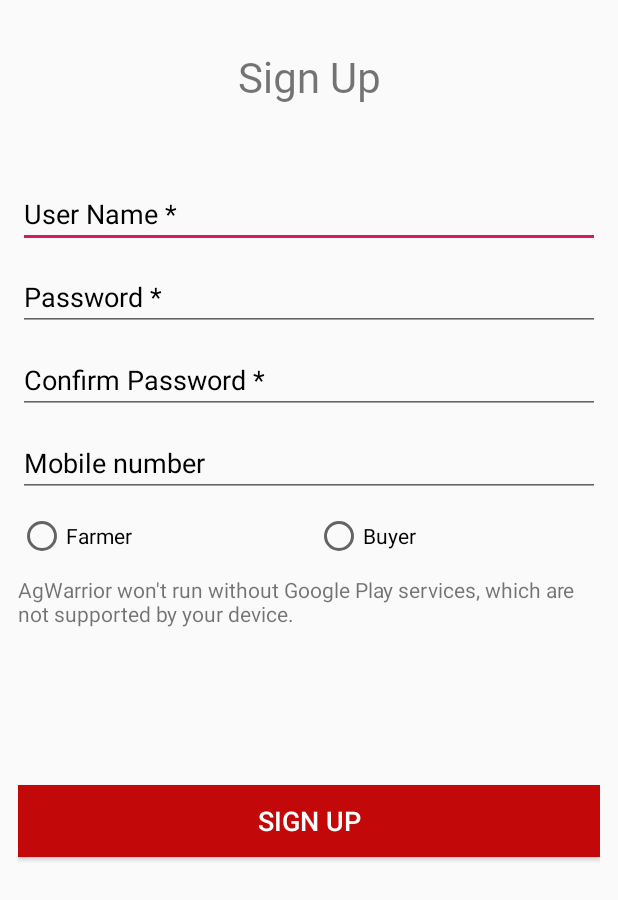
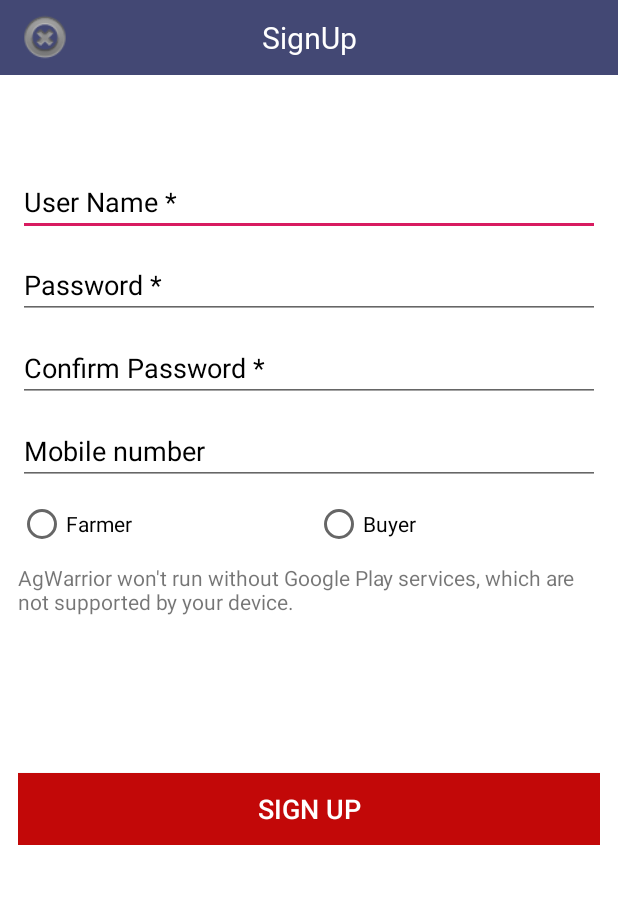
Before and after one commit to shyam1234/AgWarriors, an Android app: the SignupActivity screen opened directly, with no data from a screen before it, on a phone screen of 412 x 824 dp. Shown: the top 900 px of the screen. Run offline under Robolectric (Android 15) with nearby library versions, the phone set to English and light mode, and no system bars.

Commit message:
Added new header

```diff
--- a/app/src/main/java/com/aiml/agwarriors/application/MyApplication.java
+++ b/app/src/main/java/com/aiml/agwarriors/application/MyApplication.java
@@ -6,7 +6,7 @@ public class MyApplication extends Application {
 
     private static MyApplication instance;
 
-    private MyApplication() {
+    public MyApplication() {
     }
 
     public static MyApplication getInstance() {
--- a/app/src/main/java/com/aiml/agwarriors/view/BaseActivity.java
+++ b/app/src/main/java/com/aiml/agwarriors/view/BaseActivity.java
@@ -2,10 +2,13 @@ package com.aiml.agwarriors.view;
 
 import android.content.Context;
 import android.content.Intent;
+import android.view.View;
+
+import com.aiml.agwarriors.R;
 
 import androidx.appcompat.app.AppCompatActivity;
 
-public class BaseActivity extends AppCompatActivity {
+public class BaseActivity extends AppCompatActivity implements View.OnClickListener {
     public void navigateTo(Context pContext, Class pClass) {
         startActivity(new Intent(pContext, pClass));
     }
@@ -22,4 +25,13 @@ public class BaseActivity extends AppCompatActivity {
     public void onBackPressed() {
         super.onBackPressed();
     }
+
+    @Override
+    public void onClick(View view) {
+        switch (view.getId()) {
+            case R.id.imageview_back:
+                onBackPressed();
+                break;
+        }
+    }
 }
--- a/app/src/main/java/com/aiml/agwarriors/view/SignupActivity.java
+++ b/app/src/main/java/com/aiml/agwarriors/view/SignupActivity.java
@@ -7,6 +7,8 @@ import android.os.Build;
 import android.os.Bundle;
 import android.view.View;
 import android.widget.Button;
+import android.widget.ImageView;
+import android.widget.TextView;
 
 import com.aiml.agwarriors.R;
 import com.aiml.agwarriors.interfaces.IActivity;
@@ -16,7 +18,7 @@ import com.google.android.gms.maps.SupportMapFragment;
 import com.google.android.gms.maps.model.LatLng;
 import com.google.android.gms.maps.model.MarkerOptions;
 
-public class SignupActivity extends BaseActivity implements IActivity, View.OnClickListener {
+public class SignupActivity extends BaseActivity implements IActivity {
 
 
     private Button mButton_signup_sign_up;
@@ -32,16 +34,26 @@ public class SignupActivity extends BaseActivity implements IActivity, View.OnCl
 
     @Override
     public void init() {
-        getSupportActionBar().hide();
+//        getSupportActionBar().hide();
         setUpMapIfNeeded();
     }
 
     @Override
     public void initView() {
+        initHeader();
         mButton_signup_sign_up = findViewById(R.id.button_signup_sign_up);
         mButton_signup_sign_up.setOnClickListener(this);
     }
 
+    private void initHeader() {
+        ImageView back = (ImageView) findViewById(R.id.imageview_back);
+        TextView title = (TextView) findViewById(R.id.textview_title);
+        ImageView notification = (ImageView) findViewById(R.id.imageview_header_notification);
+        title.setText("SignUp");
+        back.setVisibility(View.VISIBLE);
+        back.setOnClickListener(this);
+
+    }
     @Override
     public void onStart() {
         super.onStart();
@@ -59,6 +71,7 @@ public class SignupActivity extends BaseActivity implements IActivity, View.OnCl
 
     @Override
     public void onClick(View view) {
+        super.onClick(view);
         switch (view.getId()) {
             case R.id.button_signup_sign_up:
                 break;
--- a/app/src/main/res/layout/activity_signup.xml
+++ b/app/src/main/res/layout/activity_signup.xml
@@ -1,5 +1,23 @@
 <?xml version="1.0" encoding="utf-8"?>
-<RelativeLayout xmlns:android="http://schemas.android.com/apk/res/android"
+<LinearLayout xmlns:android="http://schemas.android.com/apk/res/android"
+    android:layout_width="match_parent"
+    android:layout_height="match_parent"
+    android:background="@color/colorWhite"
+    android:orientation="vertical">
+
+    <include
+        android:id="@+id/inc_header"
+        layout="@layout/inc_header"
+        android:layout_width="match_parent"
+        android:layout_height="@dimen/header_size"
+        android:visibility="visible"></include>
+
+    <ScrollView
+        android:layout_width="match_parent"
+        android:layout_height="match_parent"
+        android:background="@color/colorWhite">
+
+        <RelativeLayout
             android:layout_width="match_parent"
             android:layout_height="match_parent"
             android:orientation="vertical"
@@ -13,7 +31,8 @@
                 android:gravity="center"
                 android:text="Sign Up"
                 android:textSize="@dimen/button_size_high"
-        android:textStyle="bold" />
+                android:textStyle="bold"
+                android:visibility="gone" />
 
             <EditText
                 android:id="@+id/edititext_signup_username"
@@ -131,3 +150,5 @@
 
 
         </RelativeLayout>
+    </ScrollView>
+</LinearLayout>
--- a/app/src/main/res/layout/inc_header.xml
+++ b/app/src/main/res/layout/inc_header.xml
@@ -1,29 +1,47 @@
 <?xml version="1.0" encoding="utf-8"?>
 <RelativeLayout xmlns:android="http://schemas.android.com/apk/res/android"
     android:layout_width="match_parent"
-    android:layout_height="@dimen/header_height"
-    android:background="@color/colorWhite">
+    android:layout_height="@dimen/header_size"
+    android:layout_centerVertical="true"
+    android:background="@color/colorPrimary"
+    android:orientation="vertical"
+    android:paddingLeft="10dp"
+    android:paddingTop="5dp"
+    android:paddingRight="10dp"
+    android:paddingBottom="5dp">
 
     <ImageView
-        android:id="@+id/imageview_header_back"
-        android:layout_width="60dp"
-        android:padding="4dp"
-        android:layout_height="wrap_content"
+        android:id="@+id/imageview_back"
+        android:layout_width="40dp"
+        android:layout_height="40dp"
         android:layout_alignParentLeft="true"
-        android:scaleType="centerInside"
-        android:src="@drawable/back" />
+        android:layout_centerVertical="true"
+        android:src="@android:drawable/ic_notification_clear_all"
+        android:visibility="invisible" />
 
     <com.aiml.agwarriors.utils.FontTextView
-        android:id="@+id/textview_header_title"
-        android:layout_width="250dp"
-        android:layout_height="match_parent"
-        android:layout_toRightOf="@+id/imageview_header_back"
-        android:text="title"
-        android:layout_marginLeft="10dp"
-        android:gravity="left|center"
-        android:textAlignment="gravity"
-        android:textAllCaps="true"
-        android:textStyle="bold"
-        android:textColor="@color/colorBlack"
-        android:textSize="32sp" />
+        android:id="@+id/textview_title"
+        android:layout_width="match_parent"
+        android:layout_height="wrap_content"
+        android:layout_alignParentStart="true"
+        android:layout_alignParentLeft="true"
+        android:layout_centerVertical="true"
+        android:gravity="center_horizontal"
+        android:text="Title"
+        android:textColor="@color/colorWhite"
+        android:textSize="@dimen/header_title_size"
+        android:textStyle="normal" />
+
+    <ImageView
+        android:id="@+id/imageview_header_notification"
+        android:layout_width="50dp"
+        android:layout_height="50dp"
+        android:layout_alignParentTop="true"
+        android:layout_alignParentEnd="true"
+        android:layout_alignParentRight="true"
+        android:layout_centerVertical="true"
+        android:padding="8dp"
+        android:src="@android:drawable/ic_popup_reminder"
+        android:visibility="invisible" />
+
 </RelativeLayout>
--- a/app/src/main/res/values/dimens.xml
+++ b/app/src/main/res/values/dimens.xml
@@ -8,4 +8,6 @@
     <dimen name="activity_horizontal_margin">16dp</dimen>
     <dimen name="activity_vertical_margin">16dp</dimen>
     <dimen name="fab_margin">16dp</dimen>
+    <dimen name="header_title_size">20dp</dimen>
+    <dimen name="header_size">50dp</dimen>
 </resources>
--- a/app/src/main/res/values/styles.xml
+++ b/app/src/main/res/values/styles.xml
@@ -2,17 +2,12 @@
 
 <resources>
 
-    <style name="MyStyle" parent="Theme.AppCompat">
+    <style name="AppTheme" parent="Theme.AppCompat.Light.DarkActionBar">
         <item name="colorPrimary">@color/colorPrimary</item>
         <item name="colorPrimaryDark">@color/colorPrimaryDark</item>
         <item name="colorAccent">@color/colorAccent</item>
-    </style>
-    <!-- Base application theme. -->
-    <style name="AppTheme" parent="Theme.AppCompat.Light.DarkActionBar">
-        <!-- Customize your theme here. -->
-        <item name="colorPrimary">@color/colorPrimary</item>
-        <item name="colorPrimaryDark">@color/colorPrimaryDark</item>
-        <item name="colorAccent">@color/colorAccent</item>
+        <item name="android:textStyle">normal</item>
+        <item name="windowNoTitle">true</item>
     </style>
 
 </resources>
```
Also changed, not shown: app/src/main/AndroidManifest.xml (+5 -6 lines), app/src/main/java/com/aiml/agwarriors/view/LoginActivity.java (+13 -2 lines), app/src/main/java/com/aiml/agwarriors/view/MainActivity.java (+12 -5 lines), app/src/main/java/com/aiml/agwarriors/view/RegYieldActivity.java (+9 -5 lines), app/src/main/res/layout/activity_login.xml (+12 -4 lines), app/src/main/res/layout/activity_main.xml (+7 -0 lines), app/src/main/res/layout/activity_regyield.xml (+15 -1 lines). Lines whose indentation alone changed are shown as unchanged.
